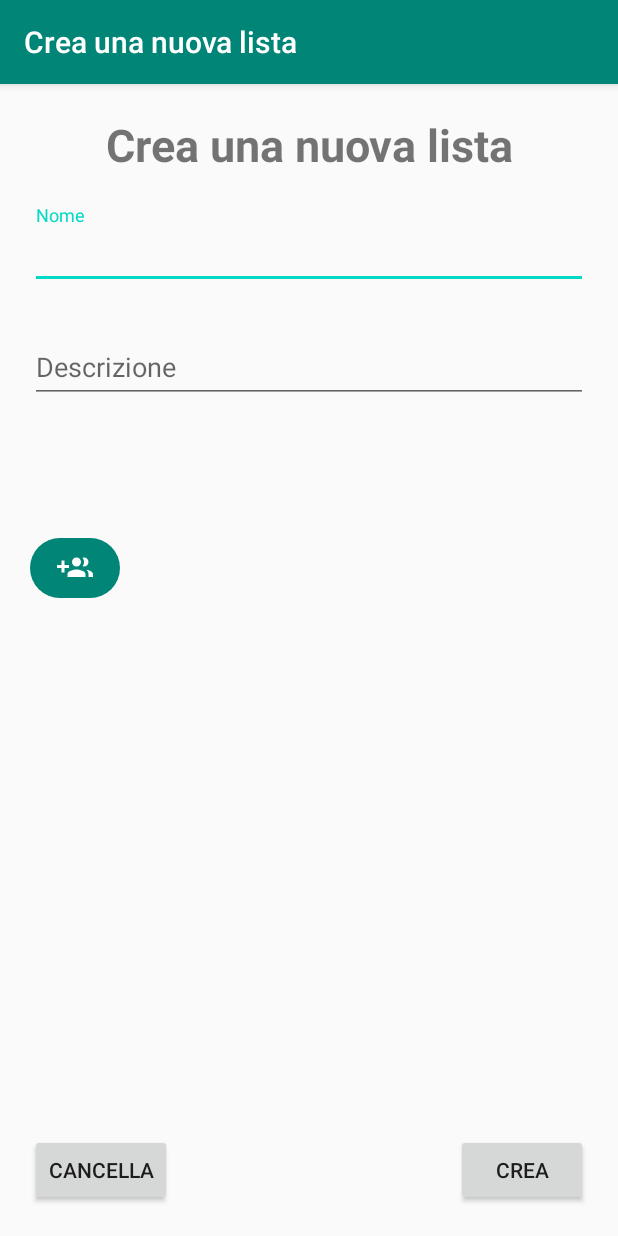
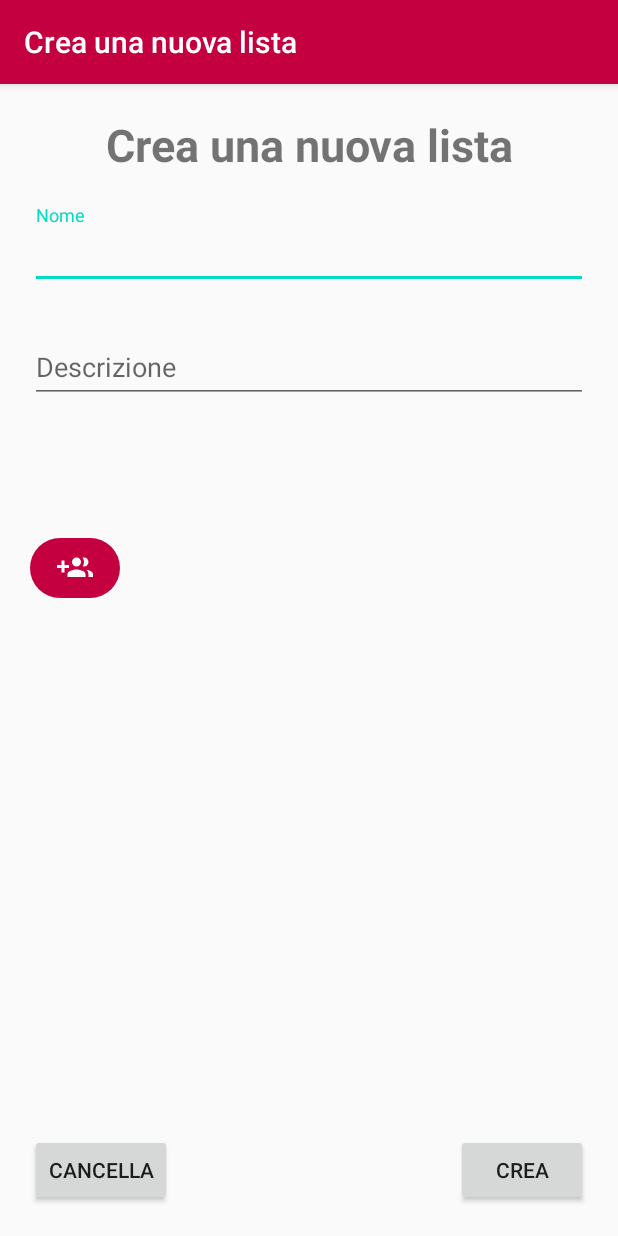
Before and after one commit to Tato98/Applicazione_Lista_Regali, an Android app: the ListCreationActivity screen opened directly, with no data from a screen before it, on a phone screen of 412 x 824 dp. Run offline under Robolectric (Android 15) with nearby library versions, the phone set to English and light mode, and no system bars.

```diff
--- a/app/src/main/res/values/colors.xml
+++ b/app/src/main/res/values/colors.xml
@@ -1,6 +1,6 @@
 <?xml version="1.0" encoding="utf-8"?>
 <resources>
-    <color name="colorPrimary">#008577</color>
+    <color name="colorPrimary">#C40041</color>
     <color name="colorPrimaryDark">#3700B3</color>
     <color name="colorAccent">#03DAC5</color>
     <color name="bottom_nav_color">#FFFFFF</color>
```
